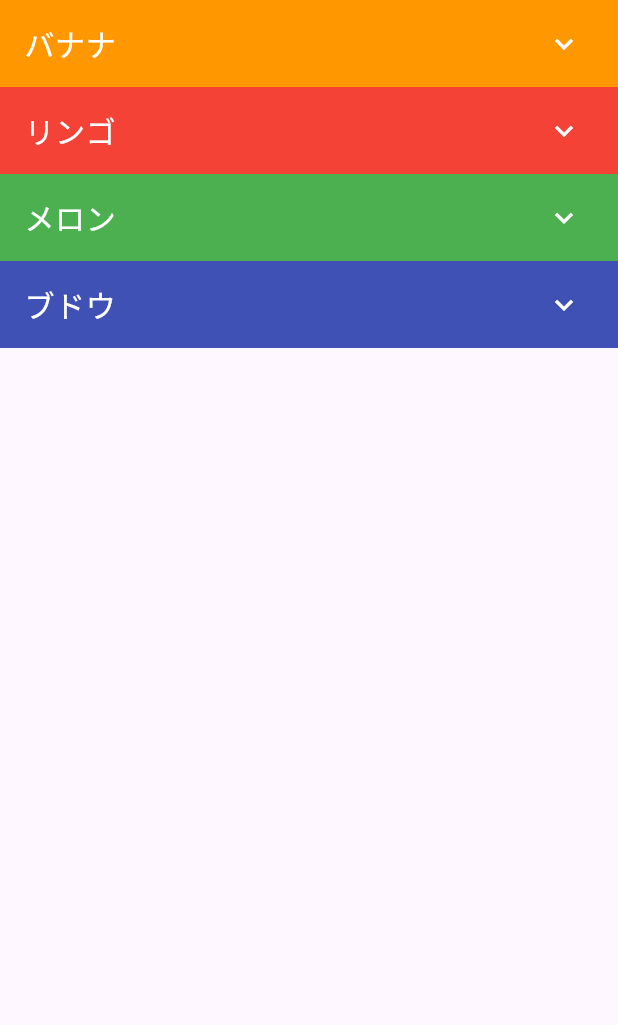
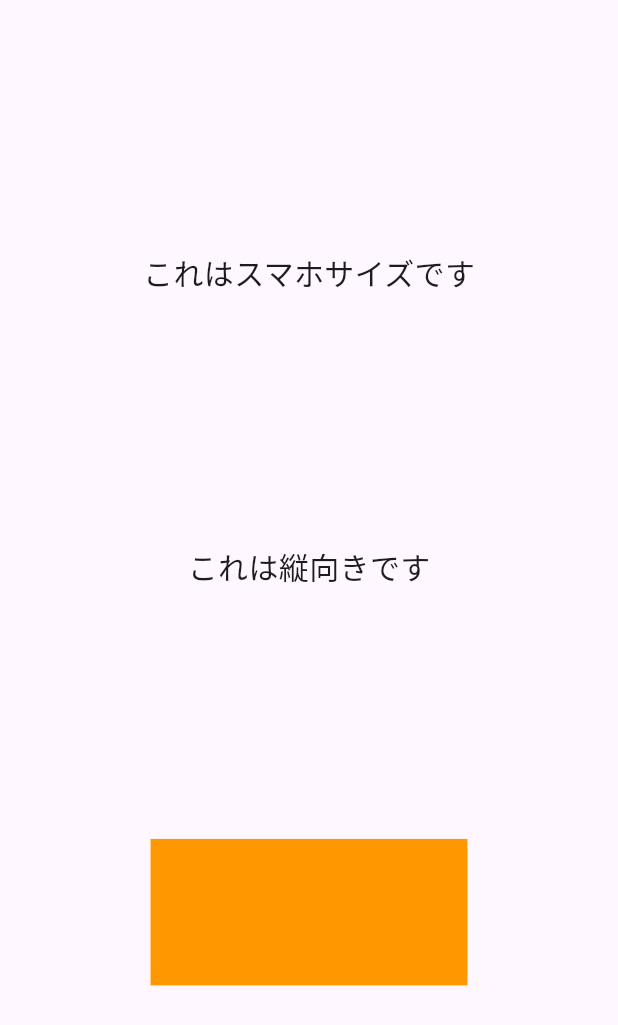
Before and after one commit to kabikira/flutter_note, a Flutter app: the screen it shows after launch, on a phone screen of 412 x 824 dp. Shown: the top 1025 px of the screen. Run offline on Flutter 3.47's test engine with Material 3 defaults, Android fonts, the light colour scheme and no system bars; our stand-ins replace freezed_annotation, go_router.

Commit message:
#25 レスポンシブ

````diff
--- a/lib/main.dart
+++ b/lib/main.dart
@@ -1,22 +1,18 @@
 import 'package:flutter/material.dart';
-import 'package:flutter_note/accordion.dart';
+import 'package:flutter_note/screen_pod.dart';
 
-void main() {
-  const app = MyApp();
+/*
+
+  # 注意
+    - 動画で説明した device_preview パッケージは メンテナンスが停止中です
+    - 再開までの間 代わりに device_preview_minus パッケージをお使いください
+
+*/
+
+void main() async {
+  const home = HomePage();
+  const app = MaterialApp(home: home);
   runApp(app);
-}
-
-/// アプリ本体
-class MyApp extends StatelessWidget {
-  const MyApp({super.key});
-
-  @override
-  Widget build(BuildContext context) {
-    return const MaterialApp(
-      debugShowCheckedModeBanner: false,
-      home: HomePage(),
-    );
-  }
 }
 
 /// ホーム画面
@@ -25,46 +21,46 @@ class HomePage extends StatelessWidget {
 
   @override
   Widget build(BuildContext context) {
-    // アコーディオンを縦に並べるカラム
-    final column = Column(
-      children: [
-        // バナナのアコーディオン
-        Accordion(
-          title: 'バナナ',
-          headColor: Colors.orange,
-          bodyColor: Colors.orange.shade200,
-          imageName: 'assets/images/banana.png',
+    // watch
+    final screen = ScreenRef(context).watch(screenProvider);
+
+    String text1;
+    if (screen.sizeClass == ScreenSizeClass.phone) {
+      text1 = 'これはスマホサイズです';
+    } else {
+      text1 = 'これはスマホサイズではありません';
+    }
+
+    String text2;
+    if (screen.orientation == Orientation.portrait) {
+      text2 = 'これは縦向きです';
+    } else {
+      text2 = 'これは縦向きではありません';
+    }
+
+    return Scaffold(
+      body: Center(
+        child: Column(
+          mainAxisAlignment: MainAxisAlignment.spaceEvenly,
+          children: [
+            // 文字 1
+            Text(
+              text1,
+              style: const TextStyle(fontSize: 20),
+            ),
+            // 文字 2
+            Text(
+              text2,
+              style: const TextStyle(fontSize: 20),
+            ),
+            // 色付きコンテナ
+            Container(
+              color: Colors.orange,
+              width: screen.designW(200), // 画面サイズによって変わる大きさ
+              height: screen.designH(100),
+            ),
+          ],
         ),
-        // リンゴのアコーディオン
-        Accordion(
-          title: 'リンゴ',
-          headColor: Colors.red,
-          bodyColor: Colors.red.shade200,
-          imageName: 'assets/images/apple.png',
-        ),
-        // メロンのアコーディオン
-        Accordion(
-          title: 'メロン',
-          headColor: Colors.green,
-          bodyColor: Colors.green.shade200,
-          imageName: 'assets/images/melon.png',
-        ),
-        // ブドウのアコーディオン
-        Accordion(
-          title: 'ブドウ',
-          headColor: Colors.indigo,
-          bodyColor: Colors.indigo.shade200,
-          imageName: 'assets/images/grape.png',
-        ),
-      ],
-    );
-
-    // 画面
-    return Scaffold(
-      // 画面をはみ出したらスクロールできるようにする
-      body: SingleChildScrollView(
-        // 上で作ったカラム
-        child: column,
       ),
     );
   }
--- /dev/null
+++ b/lib/screen_pod.dart
@@ -0,0 +1,119 @@
+import 'package:flutter/material.dart';
+
+///
+/// [Example]
+/// ```dart
+/// 1. ウィジェットの中から `watch` する
+/// final screen = ScreenRef(context).watch(screenProvider);
+///
+/// 2. データを取り出して使う
+/// final sizeClass = screen.sizeClass; // スマホ or タブレット or パソコン
+/// final orientation = screen.orientation; // 回転の向き
+/// final designW = screen.designW(100); // デザイン基準に合わせて伸縮する幅
+/// final designH = screen.designH(100); // デザイン基準に合わせて伸縮する高さ
+/// ```
+
+// --------------------------- //
+
+/// 画面サイズクラス
+enum ScreenSizeClass {
+  /// スマホ
+  phone,
+
+  /// タブレット
+  tablet,
+
+  /// パソコン
+  desktop,
+
+  ///その他をここに追加
+}
+
+// --------------------------- //
+
+/// 画面サイズの設定値
+const screenProvider = ScreenProvider(
+  designWidth: 390, // iPhone14の幅をデザイン基準にする
+  designHeight: 844,
+  breakpoints: {
+    ScreenSizeClass.phone: 320, // スマホ表示に必要な最低限の幅
+    ScreenSizeClass.tablet: 600,
+    ScreenSizeClass.desktop: 1000,
+  },
+);
+
+// --------------------------- //
+
+/// Screen Data
+class Screen<SizeClass> {
+  const Screen._({
+    required this.sizeClass,
+    required double ratioToDesignW,
+    required double ratioToDesignH,
+    required this.orientation,
+  })  : _ratioToDesignH = ratioToDesignH,
+        _ratioToDesignW = ratioToDesignW;
+
+  /// サイズクラス
+  final SizeClass sizeClass;
+
+  /// 設計に対する実際のサイズ比 幅
+  final double _ratioToDesignW;
+
+  /// 設計に対する実際のサイズ比 高さ
+  final double _ratioToDesignH;
+
+  /// 画面の回転の向き
+  final Orientation orientation;
+
+  /// デザイン基準より大きい画面では大きく, 小さい画面では小さくなる幅
+  double designW(double value) => value * _ratioToDesignW;
+
+  /// デザイン基準より大きい画面では大きく, 小さい画面では小さくなる高さ
+  double designH(double value) => value * _ratioToDesignH;
+}
+
+/// Provider for design config
+class ScreenProvider<SizeClass> {
+  const ScreenProvider({
+    required this.designWidth,
+    required this.designHeight,
+    required this.breakpoints,
+  });
+  final double designWidth;
+  final double designHeight;
+  final Map<SizeClass, double> breakpoints;
+}
+
+/// Something like WidgetRef in Riverpod.
+class ScreenRef {
+  const ScreenRef(this.context);
+  final BuildContext context;
+
+  /// ref.watch(provider)
+  Screen<SizeClass> watch<SizeClass>(
+    ScreenProvider<SizeClass> provider,
+  ) {
+    // 全ての画面サイズクラス (ブレークポイントが大きい順)
+    final sizeClasses = provider.breakpoints.entries.toList();
+    sizeClasses.sort(
+      (a, b) => b.value.compareTo(a.value),
+    );
+    final size = MediaQuery.of(context).size;
+
+    final sizeClass = sizeClasses.firstWhere(
+      (it) => size.width > it.value,
+      orElse: () => throw 'unsupported screen size',
+    );
+    final ratioToDesignW = size.width / provider.designWidth;
+    final ratioToDesignH = size.height / provider.designHeight;
+    final orientation = MediaQuery.of(context).orientation;
+
+    return Screen._(
+      sizeClass: sizeClass.key,
+      ratioToDesignW: ratioToDesignW,
+      ratioToDesignH: ratioToDesignH,
+      orientation: orientation,
+    );
+  }
+}
--- a/pubspec.yaml
+++ b/pubspec.yaml
@@ -7,6 +7,7 @@ environment:
   sdk: ^3.5.3
 
 dependencies:
+  device_preview_minus:
   google_fonts:
   freezed_annotation:
   go_router:
````
Also changed, not shown: pubspec.lock, 1 other file.
